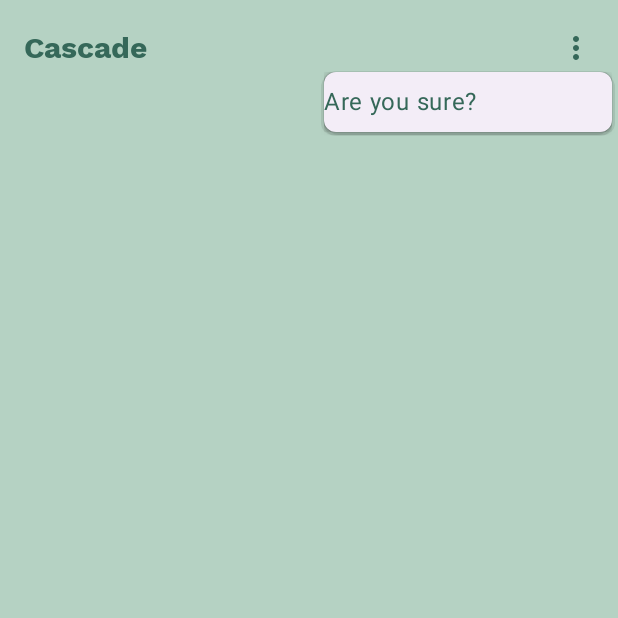
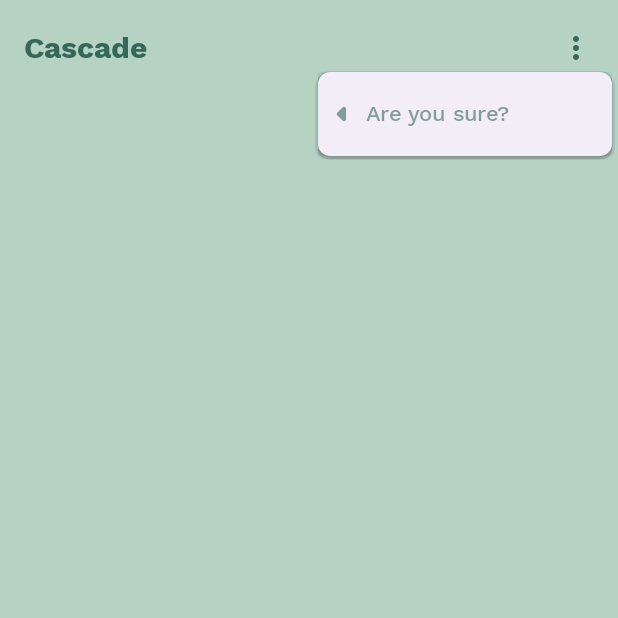
Before and after one commit to saket/cascade, an Android app built with Jetpack Compose: the screen it shows after launch (MainActivity), after a tap on "Remove", on a phone screen of 412 x 824 dp, the top half of it. Run offline under Robolectric (Android 15) with nearby library versions, the phone set to English and light mode, and no system bars; 2 statements that could not run were skipped.

Commit message:
Reduce right padding of right arrow

```diff
--- a/cascade-compose/src/main/java/me/saket/cascade/Cascade.kt
+++ b/cascade-compose/src/main/java/me/saket/cascade/Cascade.kt
@@ -6,7 +6,9 @@ import androidx.compose.foundation.layout.ColumnScope
 import androidx.compose.foundation.layout.LayoutScopeMarker
 import androidx.compose.foundation.layout.PaddingValues
 import androidx.compose.foundation.layout.Row
+import androidx.compose.foundation.layout.calculateEndPadding
 import androidx.compose.foundation.layout.fillMaxWidth
+import androidx.compose.foundation.layout.offset
 import androidx.compose.foundation.layout.padding
 import androidx.compose.foundation.layout.requiredSize
 import androidx.compose.foundation.layout.requiredWidth
@@ -28,9 +30,10 @@ import androidx.compose.runtime.Immutable
 import androidx.compose.runtime.remember
 import androidx.compose.ui.Alignment.Companion.CenterVertically
 import androidx.compose.ui.Modifier
-import androidx.compose.ui.res.painterResource
+import androidx.compose.ui.platform.LocalLayoutDirection
 import androidx.compose.ui.unit.Dp
 import androidx.compose.ui.unit.DpOffset
+import androidx.compose.ui.unit.LayoutDirection
 import androidx.compose.ui.unit.dp
 import androidx.compose.ui.window.PopupProperties
 
@@ -41,7 +44,7 @@ fun CascadeDropdownMenu(
   modifier: Modifier = Modifier,
   state: CascadeState = rememberCascadeState(),
   offset: DpOffset = DpOffset(0.dp, 0.dp),
-  requiredWidth: Dp = 192.dp,
+  requiredWidth: Dp = 196.dp,
   properties: PopupProperties = PopupProperties(focusable = true),
   content: @Composable CascadeColumnScope.() -> Unit
 ) {
@@ -127,7 +130,10 @@ interface CascadeColumnScope : ColumnScope {
         Row(verticalAlignment = CenterVertically) {
           trailingIcon?.invoke()
 
+          val requiredGapWithEdge = 4.dp
+          val iconOffset = contentPadding.calculateEndPadding(LocalLayoutDirection.current) - requiredGapWithEdge
           Icon(
+            modifier = Modifier.offset(x = iconOffset),
             imageVector = Icons.Rounded.ArrowRight,
             contentDescription = null
           )
@@ -146,13 +152,14 @@ interface CascadeColumnScope : ColumnScope {
 @Composable
 inline fun CascadeColumnScope.DropdownMenuHeader(
   modifier: Modifier = Modifier,
+  contentPadding: PaddingValues = PaddingValues(vertical = 4.dp),
   crossinline text: @Composable () -> Unit,
 ) {
   Row(
     modifier = modifier
       .clickable { navigator.navigateBack() }
       .fillMaxWidth()
-      .padding(vertical = 4.dp),
+      .padding(contentPadding),
     verticalAlignment = CenterVertically
   ) {
     val headerColor = LocalContentColor.current.copy(alpha = 0.6f)
--- a/sample/src/main/java/me/saket/cascade/sample/CascadeTheme.kt
+++ b/sample/src/main/java/me/saket/cascade/sample/CascadeTheme.kt
@@ -2,7 +2,6 @@ package me.saket.cascade.sample
 
 import androidx.compose.foundation.shape.RoundedCornerShape
 import androidx.compose.material3.MaterialTheme
-import androidx.compose.material3.MaterialTheme.shapes
 import androidx.compose.material3.Shapes
 import androidx.compose.material3.Typography
 import androidx.compose.material3.lightColorScheme
@@ -19,7 +18,7 @@ fun CascadeMaterialTheme(content: @Composable () -> Unit) {
   val colors = lightColorScheme(
     primary = Color(0xFFB5D2C3),
     background = Color(0xFFB5D2C3),
-    surface = Color(0xFFE9F4EF),
+    surface = Color(0xFFE5F0EB),
     onSurface = Color(0xFF356859),
     onSurfaceVariant = Color(0xFF356859),
   )
--- a/sample/src/main/java/me/saket/cascade/sample/MainActivity.kt
+++ b/sample/src/main/java/me/saket/cascade/sample/MainActivity.kt
@@ -32,6 +32,7 @@ import androidx.compose.ui.res.painterResource
 import androidx.compose.ui.res.stringResource
 import androidx.compose.ui.unit.dp
 import me.saket.cascade.CascadeDropdownMenu
+import me.saket.cascade.DropdownMenuHeader
 
 class MainActivity : AppCompatActivity() {
   override fun onCreate(savedInstanceState: Bundle?) {
@@ -127,7 +128,11 @@ class MainActivity : AppCompatActivity() {
       DropdownMenuItem(
         text = { Text("Remove") },
         leadingIcon = { Icon(Icons.TwoTone.Delete, contentDescription = null) },
-        childrenHeader = { Text("Are you sure?") },
+        childrenHeader = {
+          DropdownMenuHeader {
+            Text("Are you sure?")
+          }
+        },
         children = {},
       )
       DropdownMenuItem(
```
